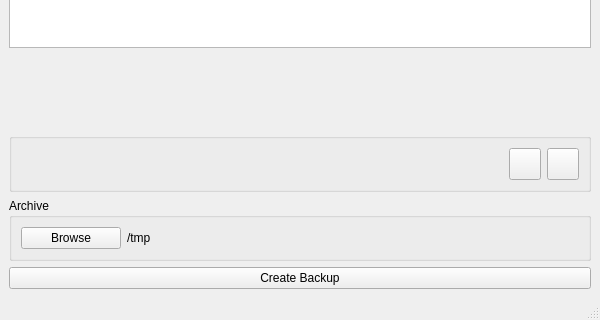
This is kstars_backup/mainwindow.ui in LuckyEddie47/kstars_extensions as Qt 5 draws it before an edit; both pictures show x 0 to 600 and y 280 to 600 of the 600 by 600 pixel window. The edited form follows.
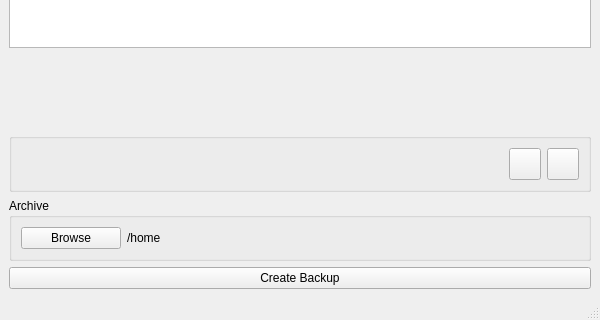
This is the edited form.

What changed in the file:
```diff
--- a/kstars_backup/mainwindow.ui
+++ b/kstars_backup/mainwindow.ui
@@ -157,7 +157,7 @@
        <item>
         <widget class="QLabel" name="pathL">
          <property name="text">
-          <string>/tmp</string>
+          <string>/home</string>
          </property>
         </widget>
        </item>
```
